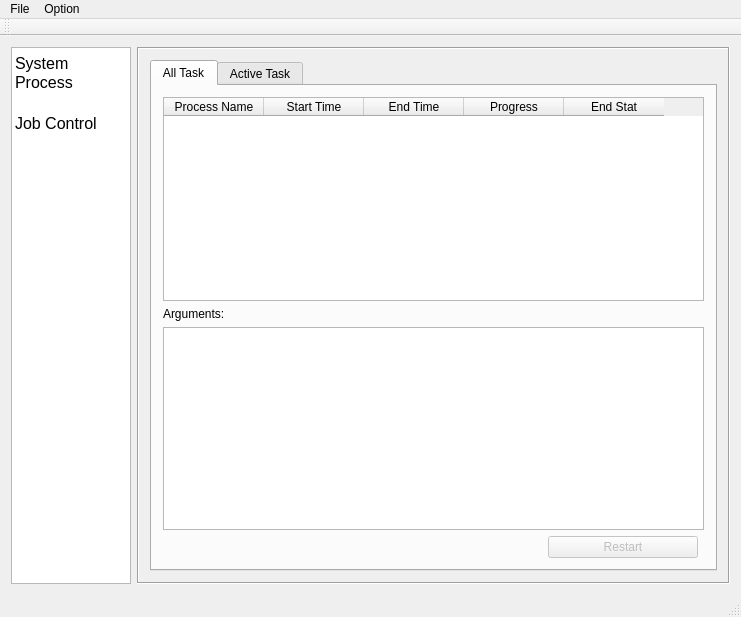
Before: the Qt Designer form qjdprocessmainwindow.ui in xtfllbl/qjdprocess, drawn with Qt 5.
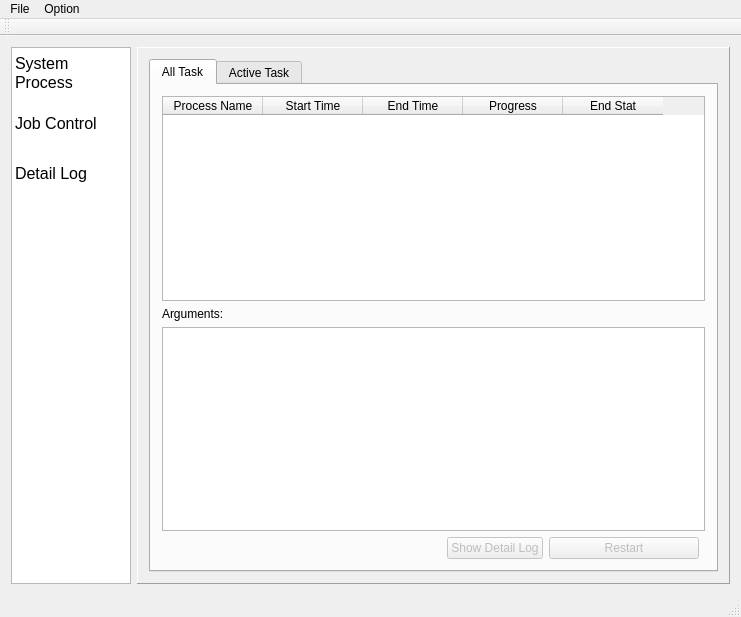
After: the same form once the commit is applied. Icons and pictures are not drawn.

Patch:
```diff
--- a/qjdprocessmainwindow.ui
+++ b/qjdprocessmainwindow.ui
@@ -21,10 +21,10 @@
     <item row="0" column="1">
      <widget class="QStackedWidget" name="stackedWidget">
       <property name="frameShape">
-       <enum>QFrame::Box</enum>
+       <enum>QFrame::Panel</enum>
       </property>
       <property name="frameShadow">
-       <enum>QFrame::Sunken</enum>
+       <enum>QFrame::Raised</enum>
       </property>
       <property name="lineWidth">
        <number>1</number>
@@ -343,7 +343,7 @@
             <string>All Task</string>
            </attribute>
            <layout class="QGridLayout" name="gridLayout_2">
-            <item row="0" column="0" colspan="3">
+            <item row="0" column="0" colspan="4">
              <widget class="QTableWidget" name="historyTable">
               <property name="styleSheet">
                <string notr="true">gridline-color: rgb(200, 200, 200);
@@ -399,7 +399,7 @@
               </property>
              </widget>
             </item>
-            <item row="2" column="0" colspan="3">
+            <item row="2" column="0" colspan="4">
              <widget class="QTextBrowser" name="historyArguBrowser">
               <property name="enabled">
                <bool>true</bool>
@@ -419,7 +419,7 @@
               </property>
              </spacer>
             </item>
-            <item row="3" column="1">
+            <item row="3" column="2">
              <widget class="QPushButton" name="btnRestart">
               <property name="enabled">
                <bool>false</bool>
@@ -439,6 +439,16 @@
               </property>
              </widget>
             </item>
+            <item row="3" column="1">
+             <widget class="QPushButton" name="btnShowLog">
+              <property name="enabled">
+               <bool>false</bool>
+              </property>
+              <property name="text">
+               <string>Show Detail Log</string>
+              </property>
+             </widget>
+            </item>
            </layout>
           </widget>
           <widget class="QWidget" name="tabActiveTask">
@@ -528,8 +538,8 @@
       </property>
       <property name="iconSize">
        <size>
-        <width>32</width>
-        <height>32</height>
+        <width>40</width>
+        <height>40</height>
        </size>
       </property>
       <property name="showGrid">
@@ -573,17 +583,22 @@
       </attribute>
       <row>
        <property name="text">
-        <string>新建行</string>
+        <string>0</string>
        </property>
       </row>
       <row>
        <property name="text">
-        <string>新建行</string>
+        <string>1</string>
+       </property>
+      </row>
+      <row>
+       <property name="text">
+        <string>2</string>
        </property>
       </row>
       <column>
        <property name="text">
-        <string>新建列</string>
+        <string>0</string>
        </property>
       </column>
       <item row="0" column="0">
@@ -615,6 +630,18 @@
         <set>ItemIsSelectable|ItemIsEnabled</set>
        </property>
       </item>
+      <item row="2" column="0">
+       <property name="text">
+        <string>Detail Log</string>
+       </property>
+       <property name="icon">
+        <iconset>
+         <normaloff>../../soft/pretty/iRaveH20 3 Lights Edition/48x48/actions/centrejust.png</normaloff>../../soft/pretty/iRaveH20 3 Lights Edition/48x48/actions/centrejust.png</iconset>
+       </property>
+       <property name="flags">
+        <set>ItemIsSelectable|ItemIsEnabled</set>
+       </property>
+      </item>
      </widget>
     </item>
    </layout>
```
Left out of the diff: 15 changed lines with no effect on the pictures.
